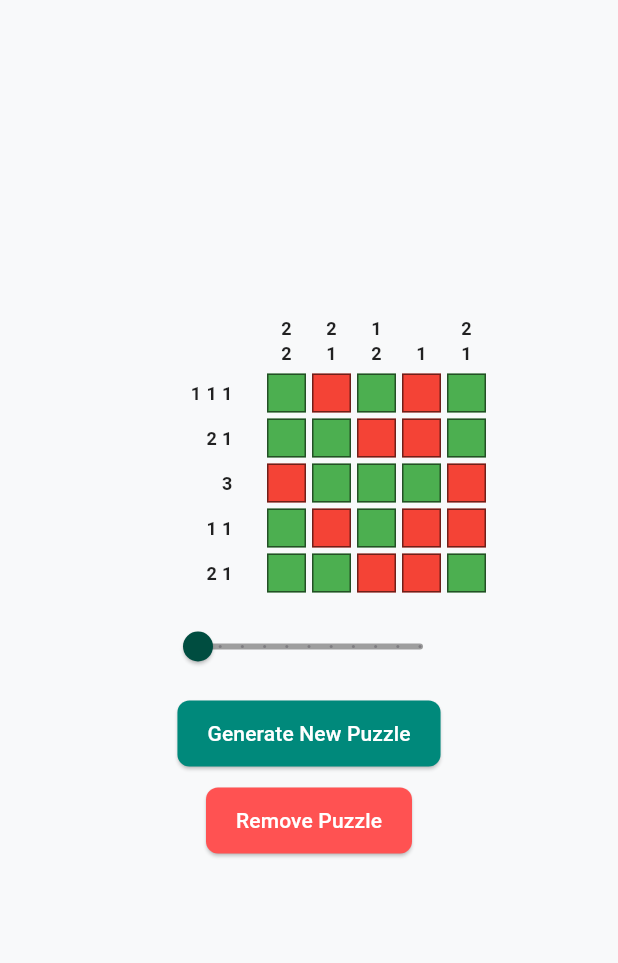
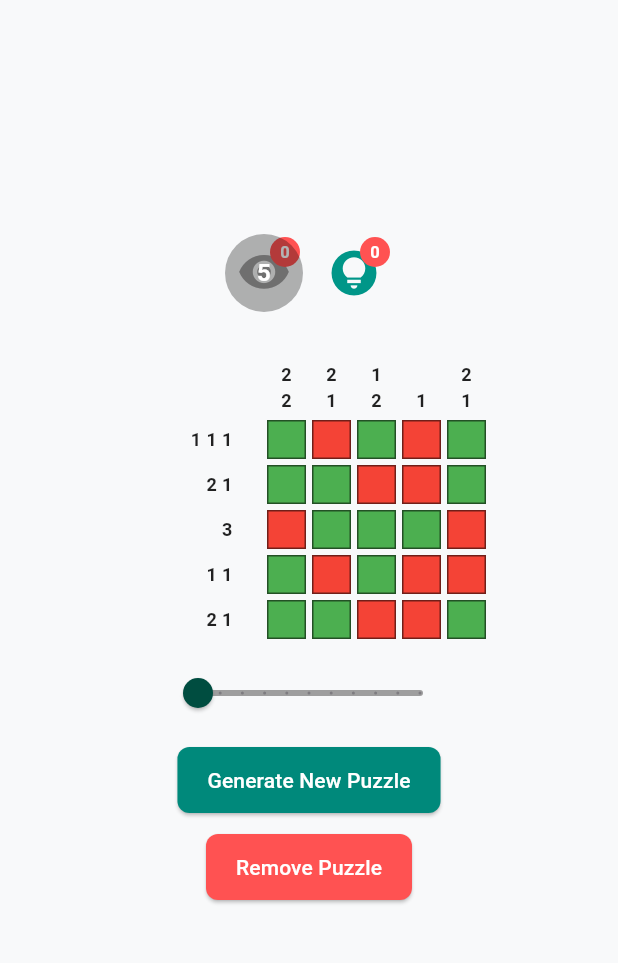
Before and after one commit to SeCorpo/simple_sudoku_flutter, a Flutter app: the GameScreen screen opened directly, after a tap on "Generate New Puzzle", after a tap on the "visibility" icon, on a phone screen of 412 x 824 dp, the part 84-1047 px from its top. Run offline on Flutter 3.47's test engine with Material 3 defaults, Android fonts, the light colour scheme and no system bars; our stand-ins replace animate_do, bloc, flutter_bloc, shared_preferences; accounts and stored records are empty.

Commit message:
new exceptions, game_bloc now using ShopService, powerup handling, GameScreen powerup buttons, new icon_button_with_badge_widget, new shop_item_tile_widget, new ShopService consumeItem fn

```diff
--- a/lib/bloc/game/game_event.dart
+++ b/lib/bloc/game/game_event.dart
@@ -28,3 +28,10 @@ class GameWonEvent extends GameEvent {
 }
 
 class ToggleCluesSolution extends GameEvent {}
+
+class UsePowerup extends GameEvent {
+  final String itemKey;
+  final void Function()? onConsumed; // callback triggered after consumption
+
+  UsePowerup({required this.itemKey, this.onConsumed});
+}
--- a/lib/bloc/shop/shop_bloc.dart
+++ b/lib/bloc/shop/shop_bloc.dart
@@ -21,7 +21,11 @@ class ShopBloc extends Bloc<ShopEvent, ShopState> {
         'solved_state_5s': await _shopService.getItemCount('solved_state_5s'),
         'show_clues': await _shopService.getItemCount('show_clues'),
       };
-      emit(ShopLoaded(points: points, itemCounts: powerups));
+      emit(ShopLoaded(
+        points: points,
+        itemCounts: powerups,
+        infoMessage: event is RefreshWithMessage ? event.message : null,
+      ));
     } catch (e) {
       emit(ShopError(error: e.toString()));
     }
--- a/lib/bloc/shop/shop_event.dart
+++ b/lib/bloc/shop/shop_event.dart
@@ -5,6 +5,11 @@ sealed class ShopEvent {}
 
 class LoadShop extends ShopEvent {}
 
+class RefreshWithMessage extends LoadShop {
+  final String message;
+  RefreshWithMessage(this.message); // possibility for advertisement later, maybe?
+}
+
 class BuyShopItem extends ShopEvent {
   final String itemKey;
   final int cost;
--- a/lib/core/custom_exceptions.dart
+++ b/lib/core/custom_exceptions.dart
@@ -60,3 +60,13 @@ class ShopResetException implements Exception {
   @override
   String toString() => "Failed to reset shop progress.";
 }
+
+class NotEnoughItemsException implements Exception {
+  @override
+  String toString() => "Not enough of this item to consume.";
+}
+
+class ShopConsumeException implements Exception {
+  @override
+  String toString() => "Failed to consume item.";
+}
--- a/lib/main.dart
+++ b/lib/main.dart
@@ -28,7 +28,9 @@ class MyApp extends StatelessWidget {
       ],
       child: MultiBlocProvider(
         providers: [
-          BlocProvider(create: (context) => GameBloc(context.read<PuzzleService>())),
+          BlocProvider(create: (context) => GameBloc(
+            context.read<PuzzleService>(),
+            context.read<ShopService>(),)),
           BlocProvider(create: (context) => ProviderBloc(context.read<SaveService>())),
           BlocProvider(create: (context) => ThemeBloc()),
           BlocProvider(create: (context) => ShopBloc(context.read<ShopService>())),
--- a/lib/ui/screens/game_screen.dart
+++ b/lib/ui/screens/game_screen.dart
@@ -2,6 +2,7 @@ import 'package:flutter/material.dart';
 import 'package:flutter_bloc/flutter_bloc.dart';
 import '../../bloc/game/game_bloc.dart';
 import '../../bloc/provider/provider_bloc.dart';
+import '../../bloc/shop/shop_bloc.dart';
 import '../../core/theme/button_styles.dart';
 import '../../core/utils/logger.dart';
 import '../../models/puzzle_model.dart';
@@ -9,6 +10,7 @@ import '../widgets/confirmation_dialog_widget.dart';
 import '../widgets/congratulations_widget.dart';
 import '../widgets/game_grid.dart';
 import '../widgets/clue_numbers_widget.dart';
+import '../widgets/icon_button_with_badge_widget.dart';
 import '../widgets/save_puzzle_widget.dart';
 import '../widgets/slider_widget.dart';
 import '../widgets/snackbar_widget.dart';
@@ -18,6 +20,8 @@ class GameScreen extends StatelessWidget {
 
   @override
   Widget build(BuildContext context) {
+    context.read<ShopBloc>().add(LoadShop());
+
     return Scaffold(
       appBar: AppBar(
         title: const Text("Simple Sudoku Game"),
@@ -49,7 +53,9 @@ class GameScreen extends StatelessWidget {
         ],
       ),
 
-      body: BlocListener<ProviderBloc, ProviderState>(
+      body: MultiBlocListener(
+        listeners: [
+          BlocListener<ProviderBloc, ProviderState>(
             listener: (context, state) {
               if (state is PuzzleSaved) {
                 SnackBarWidget.show(context, "Puzzle saved successfully!");
@@ -68,6 +74,15 @@ class GameScreen extends StatelessWidget {
                 SnackBarWidget.show(context, state.error, isError: true);
               }
             },
+          ),
+          BlocListener<ShopBloc, ShopState>(
+            listener: (context, state) {
+              if (state is ShopLoaded && state.infoMessage != null) {
+                SnackBarWidget.show(context, state.infoMessage!);
+              }
+            },
+          ),
+        ],
         child: BlocBuilder<GameBloc, GameState>(
           builder: (context, state) {
             if (state is GameInitial) {
@@ -75,13 +90,12 @@ class GameScreen extends StatelessWidget {
             } else if (state is GameLoaded) {
               return _buildGameUI(context, state.puzzle, state.showSolution, state.showCluesSolution);
             } else if (state is GameWon) {
-              if(state.puzzle.completed) {
+              if (state.puzzle.completed) {
                 Logger.i("Puzzle '${state.puzzle.puzzleId}' is already completed.");
-              } else if(state.puzzle.starRating == 0) {
-                Logger.i("Puzzle '${state.puzzle.puzzleId}' is not saved and therefor cant be completed.");
+              } else if (state.puzzle.starRating == 0) {
+                Logger.i("Puzzle '${state.puzzle.puzzleId}' is not saved and therefore can't be completed.");
               } else {
-                context.read<ProviderBloc>().add(
-                    MarkPuzzleCompleted(puzzleId: state.puzzle.puzzleId));
+                context.read<ProviderBloc>().add(MarkPuzzleCompleted(puzzleId: state.puzzle.puzzleId));
               }
               return _buildGameUI(context, state.puzzle, true, true, isWon: true);
             } else {
@@ -111,6 +125,9 @@ class GameScreen extends StatelessWidget {
       child: Column(
         crossAxisAlignment: CrossAxisAlignment.center,
         children: [
+          _buildPowerupRow(context),
+          const SizedBox(height: 10),
+
           // Top Clue Numbers
           SizedBox(
             height: dynamicClueHeight,
@@ -178,6 +195,63 @@ class GameScreen extends StatelessWidget {
     );
   }
 
+  Widget _buildPowerupRow(BuildContext context) {
+    final gameState = context.watch<GameBloc>().state;
+    final showCluesAlreadyUsed =
+        gameState is GameLoaded && gameState.showCluesSolution;
+    final showSolutionIsActive =
+        gameState is GameLoaded && gameState.showSolution;
+
+    return BlocBuilder<ShopBloc, ShopState>(
+      builder: (context, shopState) {
+        if (shopState is! ShopLoaded) return const SizedBox();
+        final counts = shopState.itemCounts;
+
+        return Row(
+          mainAxisAlignment: MainAxisAlignment.center,
+          children: [
+            IconButtonWithBadge(
+              icon: Icons.visibility_rounded,
+              count: counts['solved_state_5s'] ?? 0,
+              color: showSolutionIsActive ? Colors.grey : Colors.deepPurple,
+              onPressed: (counts['solved_state_5s'] ?? 0) > 0 && !showSolutionIsActive
+                  ? () {
+                context.read<GameBloc>().add(
+                  UsePowerup(
+                    itemKey: 'solved_state_5s',
+                    onConsumed: () => context.read<ShopBloc>().add(LoadShop()),
+                  ),
+                );
+              }
+                  : null,
+              countdownSeconds: showSolutionIsActive ? 5 : null,
+            ),
+
+            const SizedBox(width: 8),
+
+            IconButtonWithBadge(
+              icon: Icons.lightbulb_circle,
+              count: counts['show_clues'] ?? 0,
+              color: showCluesAlreadyUsed ? Colors.grey : Colors.teal,
+              onPressed: (counts['show_clues'] ?? 0) > 0 && !showCluesAlreadyUsed
+                  ? () {
+                context.read<GameBloc>().add(
+                  UsePowerup(
+                    itemKey: 'show_clues',
+                    onConsumed: () => context.read<ShopBloc>().add(LoadShop()),
+                  ),
+                );
+              }
+                  : null,
+            ),
+          ],
+        );
+      },
+    );
+  }
+
+
+
   /// Button to generate a new puzzle with size selection
   Widget _buildNewPuzzleButton(BuildContext context, int puzzleSize) {
     int selectedSize = puzzleSize;
--- /dev/null
+++ b/lib/ui/widgets/icon_button_with_badge_widget.dart
@@ -0,0 +1,84 @@
+import 'package:flutter/material.dart';
+
+class IconButtonWithBadge extends StatelessWidget {
+  final IconData icon;
+  final int count;
+  final VoidCallback? onPressed;
+  final Color color;
+  final int? countdownSeconds;
+
+  const IconButtonWithBadge({
+    super.key,
+    required this.icon,
+    required this.count,
+    required this.onPressed,
+    required this.color,
+    this.countdownSeconds,
+  });
+
+  @override
+  Widget build(BuildContext context) {
+    return Stack(
+      alignment: Alignment.center,
+      children: [
+        // The actual clickable IconButton
+        IconButton(
+          icon: Icon(icon, size: 36, color: color),
+          onPressed: onPressed,
+          padding: const EdgeInsets.all(8),
+        ),
+
+        // Top-right badge for count (non-interactive)
+        Positioned(
+          right: 2,
+          top: 2,
+          child: IgnorePointer(
+            child: Container(
+              padding: const EdgeInsets.symmetric(horizontal: 6, vertical: 2),
+              decoration: BoxDecoration(
+                color: Colors.redAccent,
+                borderRadius: BorderRadius.circular(10),
+              ),
+              constraints: const BoxConstraints(minWidth: 20),
+              child: Text(
+                count.toString(),
+                style: const TextStyle(
+                  fontSize: 11,
+                  fontWeight: FontWeight.bold,
+                  color: Colors.white,
+                ),
+                textAlign: TextAlign.center,
+              ),
+            ),
+          ),
+        ),
+
+        // Optional countdown overlay (also non-interactive)
+        if (countdownSeconds != null)
+          Positioned.fill(
+            child: IgnorePointer(
+              child: Container(
+                decoration: BoxDecoration(
+                  color: Colors.black.withAlpha(76),
+                  shape: BoxShape.circle,
+                ),
+                alignment: Alignment.center,
+                child: TweenAnimationBuilder<int>(
+                  tween: IntTween(begin: countdownSeconds!, end: 0),
+                  duration: Duration(seconds: countdownSeconds!),
+                  builder: (context, value, _) => Text(
+                    "$value",
+                    style: const TextStyle(
+                      fontSize: 16,
+                      fontWeight: FontWeight.bold,
+                      color: Colors.white,
+                    ),
+                  ),
+                ),
+              ),
+            ),
+          ),
+      ],
+    );
+  }
+}
```
Also changed, not shown: lib/bloc/game/game_bloc.dart (+53 -1 lines), lib/services/shop_service.dart (+22 -0 lines), lib/ui/screens/shop_screen.dart (+1 -30 lines), lib/ui/widgets/shop_item_tile_widget.dart (added, +31 -0 lines). Lines whose indentation alone changed are shown as unchanged.
